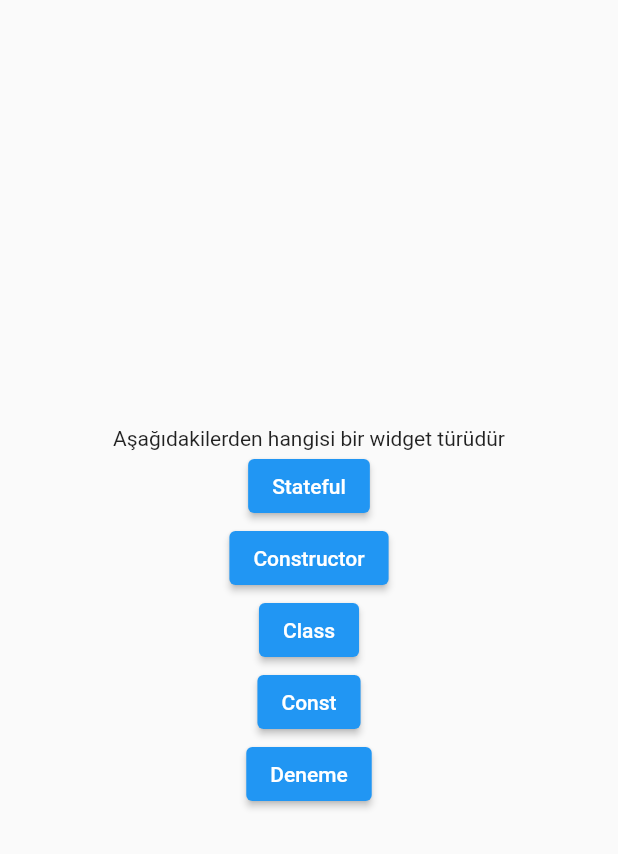
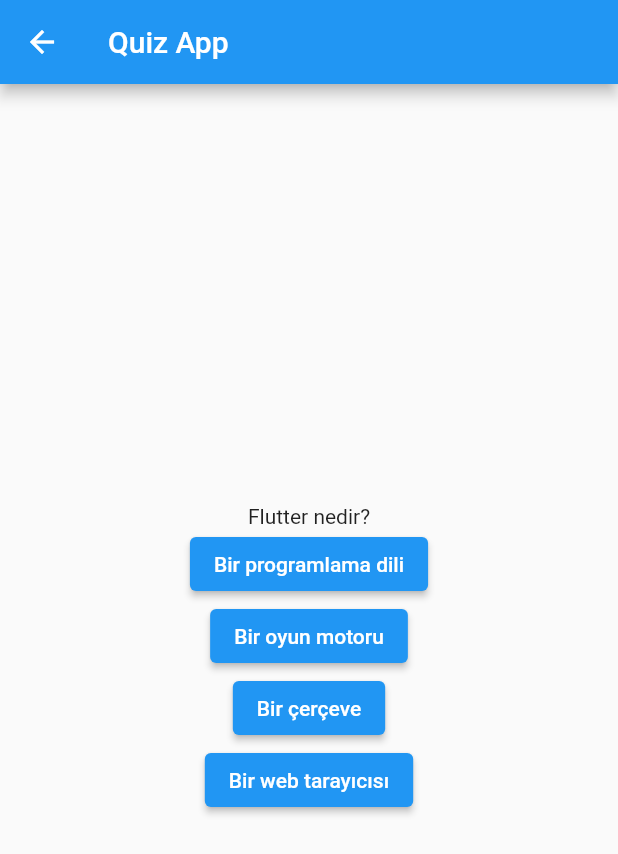
Before and after one commit to yurtkurane/flutter, a Flutter app: the QuizScreen screen opened directly, on a phone screen of 412 x 824 dp. Shown: the top 854 px of the screen. Run offline on Flutter 3.47's test engine with Material 2 defaults, Android fonts, the phone set to English and light mode, and no system bars.

```diff
--- a/introapp/lib/data/questions.dart
+++ b/introapp/lib/data/questions.dart
@@ -1,7 +1,14 @@
 import 'package:introapp/models/question_model.dart';
 
 const questions = [
-  QuestionModel("Aşağıdakilerden hangisi bir widget türüdür",
-      ["Stateful", "Constructor", "Class", "Const", "Deneme"]),
-  QuestionModel("2. soru", ["1. şık", "2. şık", "3. şık", "4. şık"])
+  QuestionModel("Flutter nedir?", ["Bir programlama dili", "Bir oyun motoru", "Bir çerçeve", "Bir web tarayıcısı"]),
+  QuestionModel("Flutter hangi şirket tarafından geliştirilmiştir?", ["Google", "Apple", "Facebook", "Microsoft"]),
+  QuestionModel("Hangi programlama dilini Flutter kullanır?", ["Dart", "Python", "Java", "Kotlin"]),
+  QuestionModel("Flutter ile hangi platformlar için uygulama geliştirebilirsiniz?", ["iOS ve Android", "Sadece iOS", "Sadece Android", "Windows"]),
+  QuestionModel("Flutter'da temel bileşen nedir?", ["Widget", "Buton", "Ekran", "Modül"]),
+  QuestionModel("Flutter'ın avantajları nelerdir?", ["Hızlı geliştirme", "Kolay özelleştirme", "Hızlı performans", "Tüm seçenekler"]),
+  QuestionModel("Flutter hangi programlama dilini kullanır?", ["Dart", "Python", "Java", "Kotlin"]),
+  QuestionModel("Flutter'ın popülerliği neden artıyor?", ["Hızlı geliştirme", "Geniş topluluk", "Kolay özelleştirme", "Tüm seçenekler"]),
+  QuestionModel("Flutter ile neler yapabilirsiniz?", ["Mobil uygulamalar", "Web uygulamaları", "Masaüstü uygulamalar", "Tüm seçenekler"]),
+  QuestionModel("Flutter ile uygulama geliştirirken nelere dikkat etmelisiniz?", ["UI tasarımı", "Performans optimizasyonu", "Kod kalitesi", "Tüm seçenekler"]),
 ];
--- a/introapp/lib/main.dart
+++ b/introapp/lib/main.dart
@@ -2,17 +2,19 @@ import 'package:flutter/material.dart';
 import 'package:introapp/data/questions.dart';
 
 void main() {
-  runApp(const MaterialApp(home: QuizScreen()));
+  runApp(const MaterialApp(
+    home: HomeScreen(),
+  ));
 }
 
 // boilerplate => basmakalıp
 class HomeScreen extends StatelessWidget {
-  const HomeScreen({super.key}); // 1. gereksinim
+  const HomeScreen({Key? key}); // 1. gereksinim
 
   // 2. gereksinim
   // Hot Reload => Restarta gerek kalmadan (spesifik durumlar hariç)
   // değişikliklerin görünmesi.
-  Widget build(BuildContext buildContext) {
+  Widget build(BuildContext context) {
     return Scaffold(
       backgroundColor: Colors.deepPurpleAccent,
       body: Center(
@@ -33,7 +35,12 @@ class HomeScreen extends StatelessWidget {
                     fontWeight: FontWeight.bold,
                     letterSpacing: 1.5)),
             ElevatedButton(
-              onPressed: () {},
+              onPressed: () {
+                Navigator.push(
+                  context,
+                  MaterialPageRoute(builder: (context) => QuizScreen()),
+                );
+              },
               style: ElevatedButton.styleFrom(
                   backgroundColor: Colors.amber, foregroundColor: Colors.black),
               child: const Text(
@@ -54,39 +61,45 @@ class HomeScreen extends StatelessWidget {
 
 // 2 class
 // Widget - State
+
+// _State
+
 class QuizScreen extends StatefulWidget {
-  const QuizScreen({super.key});
+  const QuizScreen({Key? key});
 
   @override
-  State<QuizScreen> createState() {
-    return _QuizState();
-  }
+  _QuizScreenState createState() => _QuizScreenState();
 }
 
-// _State
-class _QuizState extends State<QuizScreen> {
-  String text = "Aşağıdakilerden hangisi bir widget türüdür";
+class _QuizScreenState extends State<QuizScreen> {
+  int currentQuestionIndex = 0;
 
-  void changeText() {
+  void nextQuestion() {
     setState(() {
-      text = "Yeni Değer";
+      if (currentQuestionIndex < questions.length - 1) {
+        currentQuestionIndex++;
+      } else {}
     });
   }
 
   @override
-  Widget build(BuildContext buildContext) {
+  Widget build(BuildContext context) {
     return Scaffold(
+      appBar: AppBar(
+        title: const Text('Quiz App'),
+      ),
       body: Center(
         child: Column(
           mainAxisAlignment: MainAxisAlignment.center,
           children: [
-            Text(questions[0].question),
-            ...questions[0].answers.map((answer) {
+            Text(questions[currentQuestionIndex].question),
+            ...questions[currentQuestionIndex].answers.map((answer) {
               return ElevatedButton(
-                  onPressed: () {
-                    changeText();
-                  },
-                  child: Text(answer));
+                onPressed: () {
+                  nextQuestion();
+                },
+                child: Text(answer),
+              );
             })
           ],
         ),
```
Also changed, not shown: introapp/lib/data/question.dart (added).
